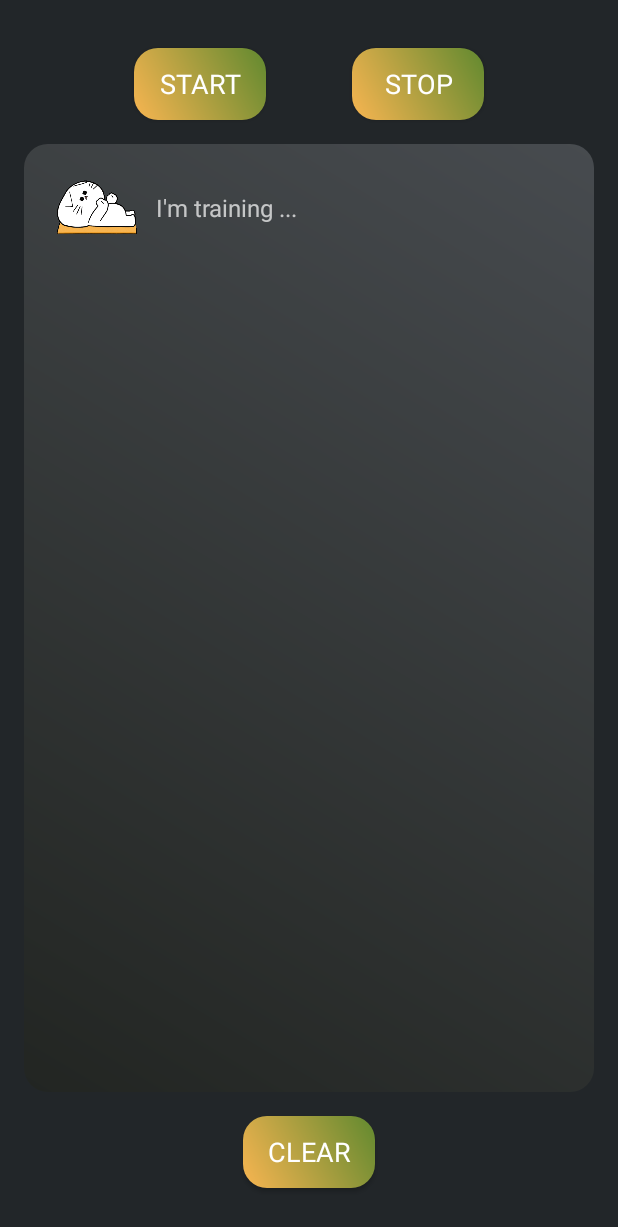
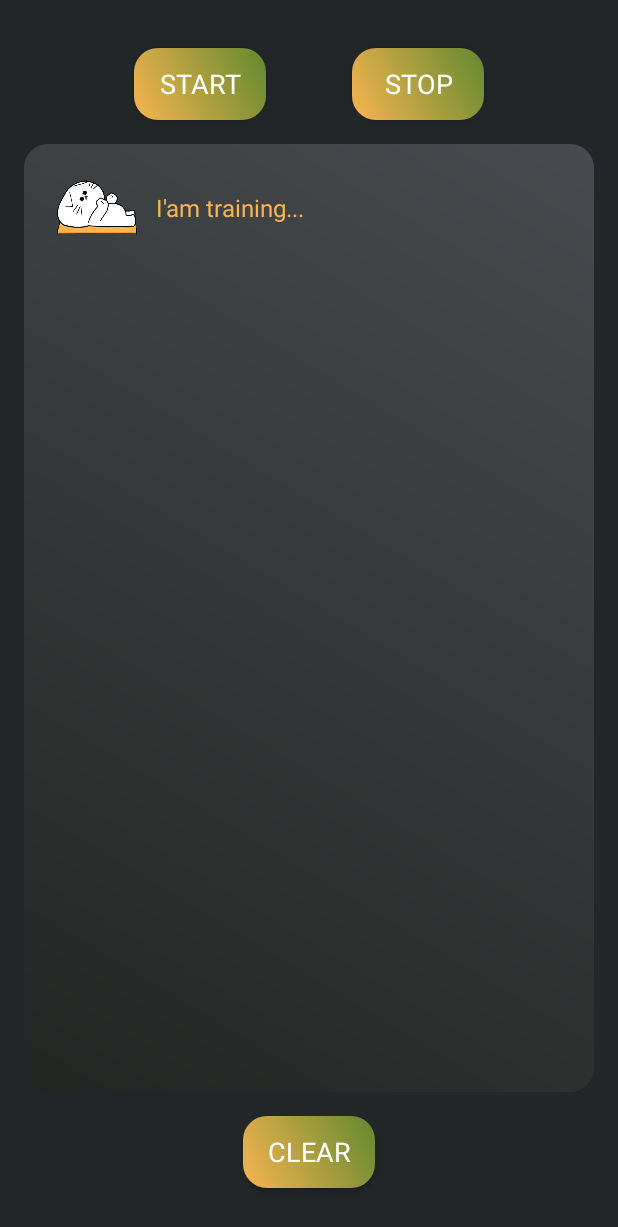
Before and after one commit to Marmalaade/WorkoutTracker, an Android app: the screen it shows after launch (MainActivity), after a tap on "START", on a phone screen of 412 x 824 dp. Shown: the top 1227 px of the screen. Run offline under Robolectric (Android 15) with nearby library versions, the phone set to English and light mode, and no system bars; our stand-ins replace Room's generated code, data binding; Roboto replaces fonts that are not available here; 3 statements that could not run were skipped.

```diff
--- a/app/src/main/java/com/example/workouttracker/MainActivity.kt
+++ b/app/src/main/java/com/example/workouttracker/MainActivity.kt
@@ -1,31 +1,21 @@
 package com.example.workouttracker
 
-import android.media.MediaPlayer
 import androidx.appcompat.app.AppCompatActivity
 import android.os.Bundle
 import android.view.View
+import com.example.workouttracker.mediaplayer.BackgroundMusicPlayer
 
 class MainActivity : AppCompatActivity() {
-
-    private lateinit var mediaPLayer: MediaPlayer
 
     override fun onCreate(savedInstanceState: Bundle?) {
         super.onCreate(savedInstanceState)
         setContentView(R.layout.activity_main)
         hideSystemUI()
-        mediaPLayer = MediaPlayer.create(this, R.raw.background_music)
-        mediaPLayer.start()
     }
 
     override fun onPause() {
         super.onPause()
-        mediaPLayer.pause()
-    }
-
-    override fun onResume() {
-        super.onResume()
-        mediaPLayer.seekTo(mediaPLayer.currentPosition);
-        mediaPLayer.start();
+        BackgroundMusicPlayer.pausePlayer()
     }
 
     private fun hideSystemUI() {
--- /dev/null
+++ b/app/src/main/java/com/example/workouttracker/mediaplayer/BackgroundMusicPlayer.kt
@@ -0,0 +1,28 @@
+package com.example.workouttracker.mediaplayer
+
+import android.content.Context
+import android.media.MediaPlayer
+import android.util.Log
+import com.example.workouttracker.R
+
+object BackgroundMusicPlayer {
+
+    private lateinit var mediaPLayer: MediaPlayer
+
+    fun startPlayer(context: Context) {
+        mediaPLayer = MediaPlayer.create(context, R.raw.background_music)
+        mediaPLayer.start()
+    }
+
+    fun pausePlayer() {
+        mediaPLayer.pause()
+    }
+
+    fun resumePlayer() {
+        if (!mediaPLayer.isPlaying) {
+            mediaPLayer.seekTo(mediaPLayer.currentPosition)
+            mediaPLayer.start()
+        }
+
+    }
+}
--- a/app/src/main/java/com/example/workouttracker/workouttracker/WorkoutTrackerAdapter.kt
+++ b/app/src/main/java/com/example/workouttracker/workouttracker/WorkoutTrackerAdapter.kt
@@ -1,22 +1,34 @@
 package com.example.workouttracker.workouttracker
 
+import android.annotation.SuppressLint
+import android.content.Context
+import android.graphics.Color
 import android.view.LayoutInflater
 import android.view.View
 import android.view.ViewGroup
 import android.widget.ImageView
 import android.widget.TextView
+import androidx.core.content.ContextCompat
 import androidx.recyclerview.widget.RecyclerView
 import com.example.workouttracker.R
 import com.example.workouttracker.convertDurationToFormatted
 import com.example.workouttracker.database.Train
 
-class WorkoutTrackerAdapter : RecyclerView.Adapter<WorkoutTrackerAdapter.ViewHolder>() {
+class WorkoutTrackerAdapter(private val context: Context) : RecyclerView.Adapter<WorkoutTrackerAdapter.ViewHolder>() {
+
+    private var trainingTimeTextColor = Color.WHITE
+    private var trainingTimeText = "I'm training..."
 
     var data = listOf<Train>()
         set(value) {
             field = value
             notifyDataSetChanged()
         }
+
+    init {
+        trainingTimeTextColor = ContextCompat.getColor(context, R.color.gold)
+        trainingTimeText = context.resources.getString(R.string.just_start)
+    }
 
     override fun onCreateViewHolder(parent: ViewGroup, viewType: Int): ViewHolder {
         val layoutInflater = LayoutInflater.from(parent.context)
@@ -26,12 +38,13 @@ class WorkoutTrackerAdapter : RecyclerView.Adapter<WorkoutTrackerAdapter.ViewHol
 
     override fun getItemCount() = data.size
 
+    @SuppressLint("ResourceAsColor")
     override fun onBindViewHolder(holder: ViewHolder, position: Int) {
         val item = data[position]
-        val res = holder.itemView.context.resources
         if (item.startTime == item.endTime) {
-            "I'm training ...".also { holder.trainingTime.text = it }
-        } else holder.trainingTime.text = convertDurationToFormatted(item.startTime, item.endTime, res)
+            holder.trainingTime.text = trainingTimeText
+            holder.trainingTime.setTextColor(trainingTimeTextColor)
+        } else holder.trainingTime.text = convertDurationToFormatted(item.startTime, item.endTime, holder.itemView.context.resources)
 
         holder.qualityImage.setImageResource(
             when (item.trainingQuality) {
--- a/app/src/main/java/com/example/workouttracker/workouttracker/WorkoutTrackerFragment.kt
+++ b/app/src/main/java/com/example/workouttracker/workouttracker/WorkoutTrackerFragment.kt
@@ -2,6 +2,7 @@ package com.example.workouttracker.workouttracker
 
 import android.annotation.SuppressLint
 import android.os.Bundle
+import android.util.Log
 import android.view.LayoutInflater
 import android.view.View
 import android.view.ViewGroup
@@ -14,12 +15,18 @@ import androidx.navigation.findNavController
 import com.example.workouttracker.R
 import com.example.workouttracker.database.TrainDatabase
 import com.example.workouttracker.databinding.FragmentWorkoutTrackerBinding
+import com.example.workouttracker.mediaplayer.BackgroundMusicPlayer
 import com.google.android.material.snackbar.Snackbar
 
 
 class WorkoutTrackerFragment : Fragment() {
 
     private lateinit var binding: FragmentWorkoutTrackerBinding
+
+    override fun onCreate(savedInstanceState: Bundle?) {
+        super.onCreate(savedInstanceState)
+        BackgroundMusicPlayer.startPlayer(requireContext())
+    }
 
     @SuppressLint("ResourceAsColor", "ResourceType")
     override fun onCreateView(
@@ -34,7 +41,7 @@ class WorkoutTrackerFragment : Fragment() {
         binding.workoutTrackerViewModel = workoutTrackerViewModel
         binding.lifecycleOwner = this
 
-        val adapter = WorkoutTrackerAdapter()
+        val adapter = WorkoutTrackerAdapter(requireContext())
         binding.trainingsList.adapter = adapter
 
         workoutTrackerViewModel.trains.observe(viewLifecycleOwner, Observer {
@@ -61,6 +68,16 @@ class WorkoutTrackerFragment : Fragment() {
         return binding.root
     }
 
+    override fun onResume() {
+        super.onResume()
+        BackgroundMusicPlayer.resumePlayer()
+    }
+
+    override fun onDestroy() {
+        super.onDestroy()
+        Log.i("mediaPLayer", "onDestroy")
+    }
+
     @SuppressLint("ShowToast")
     private fun showSnackBar() {
         Snackbar.make(requireActivity().findViewById(android.R.id.content), R.string.cleared, Snackbar.LENGTH_SHORT)
--- a/app/src/main/res/layout/fragment_splash_screen.xml
+++ b/app/src/main/res/layout/fragment_splash_screen.xml
@@ -27,13 +27,14 @@
             android:layout_width="wrap_content"
             android:layout_height="wrap_content"
             android:fontFamily="@font/allerta_stencil"
-            android:shadowColor="@color/white"
+            android:shadowColor="@color/gold"
             android:shadowDx="-3"
             android:shadowDy="-3"
             android:shadowRadius="3"
             android:text="@string/label"
             app:layout_constraintBottom_toBottomOf="parent"
             app:layout_constraintEnd_toEndOf="parent"
+            app:layout_constraintHorizontal_bias="0.495"
             app:layout_constraintStart_toStartOf="parent"
             app:layout_constraintTop_toBottomOf="@+id/training_gif" />
 
--- a/app/src/main/res/navigation/main_navigation.xml
+++ b/app/src/main/res/navigation/main_navigation.xml
@@ -13,7 +13,8 @@
         <action
             android:id="@+id/action_splashScreenFragment_to_workoutTrackerFragment"
             app:destination="@id/workoutTrackerFragment"
-            app:enterAnim="@anim/alpha" />
+            app:enterAnim="@anim/alpha"
+            app:launchSingleTop="false" />
     </fragment>
     <fragment
         android:id="@+id/workoutTrackerFragment"
--- a/app/src/main/res/values-night/themes.xml
+++ b/app/src/main/res/values-night/themes.xml
@@ -3,6 +3,7 @@
     <style name="Theme.WorkoutTracker" parent="Theme.MaterialComponents.DayNight.DarkActionBar">
         <!-- Primary brand color. -->
         <item name="colorPrimary">@color/dark_lime</item>
+        <item name="android:windowFullscreen">true</item>
         <item name="colorPrimaryVariant">@color/purple_700</item>
         <item name="colorOnPrimary">@color/black</item>
         <!-- Secondary brand color. -->
--- a/app/src/main/res/values/dimens.xml
+++ b/app/src/main/res/values/dimens.xml
@@ -9,5 +9,6 @@
     <dimen name="cardview_space">16dp</dimen>
     <dimen name="cardview_size">128dp</dimen>
     <dimen name="text_size">18sp</dimen>
+    <dimen name="tittle_text_margin">24dp</dimen>
     <dimen name="snackBar_height">70dp</dimen>
 </resources>
--- a/app/src/main/res/values/strings.xml
+++ b/app/src/main/res/values/strings.xml
@@ -8,7 +8,7 @@
     <string name="training_time">Your training time</string>
     <string name="description">mood_image</string>
     <string name="mood_quality">How was the training?</string>
-    <string name="just_start">I am training...</string>
+    <string name="just_start">I\'am training...</string>
     <string name="label">Workout Tracker</string>
 
     <string name="title"><![CDATA[<h3>HERE IS YOUR TRAIN DATA</h3>]]></string>
@@ -26,8 +26,8 @@
     <string name="cleared">All data has been erased. You can\'t bring it back. Sad :(</string>
 
 
-    <string name="minutes_length">%d minutes on %s</string>
-    <string name="hours_length">%d hours on %s</string>
-    <string name="seconds_length">%d seconds on %s</string>
+    <string name="minutes_length">You exercised %d minutes on %s</string>
+    <string name="hours_length">You exercised %d hours on %s</string>
+    <string name="seconds_length">You exercised %d seconds on %s</string>
 
 </resources>
--- a/app/src/main/res/values/themes.xml
+++ b/app/src/main/res/values/themes.xml
@@ -3,6 +3,7 @@
     <style name="Theme.WorkoutTracker" parent="Theme.MaterialComponents.DayNight.DarkActionBar">
         <!-- Primary brand color. -->
         <item name="colorPrimary">@color/dark_lime</item>
+        <item name="android:windowFullscreen">true</item>
         <item name="colorPrimaryVariant">@color/purple_700</item>
         <item name="colorOnPrimary">@color/white</item>
         <!-- Secondary brand color. -->
@@ -15,7 +16,7 @@
     </style>
 
     <style name="PrimaryTextView">
-        <item name="android:textSize">36sp</item>
+        <item name="android:textSize">36dp</item>
         <item name="fontFamily">@font/amiko</item>
         <item name="textFillColor">@color/white</item>
 
```
Also changed, not shown: app/src/main/res/layout/fragment_quality_control.xml (+9 -9 lines).
